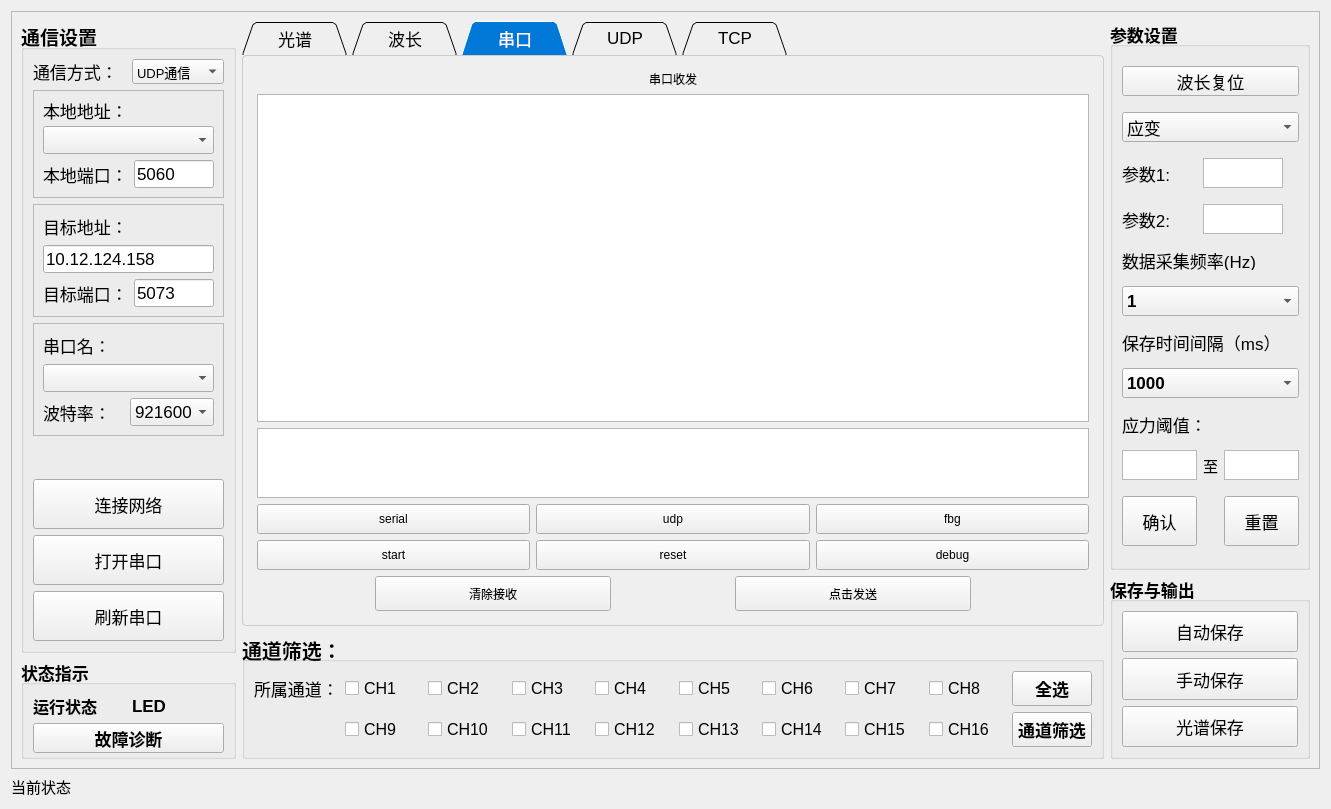
Before: the Qt Designer form ui/FOSD-Classic-QWidgets/apps/connection/views/connectwindow.ui in Swimers/FOSD, drawn with Qt 5.
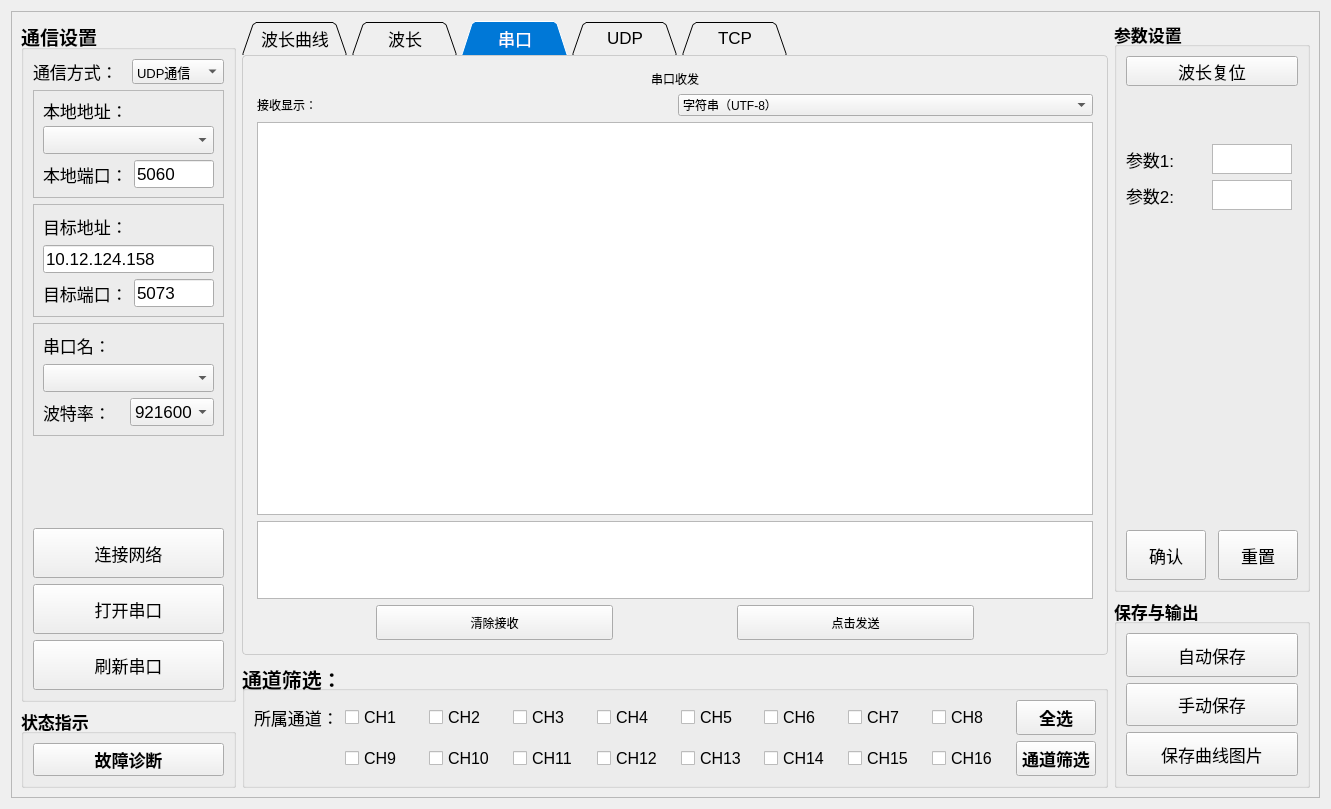
After: the same form once the commit is applied. Custom widgets are drawn as their Qt base class.

Commit message:
完善 Classic 业务链路、通信交互及接收日志
- 完成 16 通道 JCS、TCP 双角色、均值置零、INI 恢复及 HYY 解算启停，裁剪账户、Plate 和失效旧功能。
- 加入串口/UDP Hex 与 UTF-8 显示、10 组持久化快捷指令，串口发送统一追加 CRLF。
- 有效 UDP 包改为带时间戳的摘要，限制日志刷新频率和条数，每 60 秒清理接收显示，修复累计字段中文乱码。
- 补充界面、运行链路和编码回归验证；完整工作区 Release 17 项测试通过。

The edit to the form file:
```diff
--- a/ui/FOSD-Classic-QWidgets/apps/connection/views/connectwindow.ui
+++ b/ui/FOSD-Classic-QWidgets/apps/connection/views/connectwindow.ui
@@ -541,27 +541,6 @@
            <string>状态指示</string>
           </property>
           <layout class="QGridLayout" name="gridLayout_2">
-           <item row="1" column="1">
-            <widget class="QLabel" name="label_led">
-             <property name="text">
-              <string>LED</string>
-             </property>
-            </widget>
-           </item>
-           <item row="1" column="0">
-            <widget class="QLabel" name="label_4">
-             <property name="font">
-              <font>
-               <pointsize>12</pointsize>
-               <weight>75</weight>
-               <bold>true</bold>
-              </font>
-             </property>
-             <property name="text">
-              <string>运行状态</string>
-             </property>
-            </widget>
-           </item>
            <item row="2" column="0" colspan="2">
             <widget class="QPushButton" name="pbtn_Diagnosis">
              <property name="minimumSize">
@@ -626,7 +605,7 @@
           </property>
           <widget class="QWidget" name="tab_guangpu">
            <attribute name="title">
-            <string>光谱</string>
+                        <string>波长曲线</string>
            </attribute>
            <layout class="QGridLayout" name="gridLayout_9">
             <item row="0" column="0">
@@ -648,7 +627,7 @@
            <attribute name="title">
             <string>串口</string>
            </attribute>
-           <layout class="QVBoxLayout" name="verticalLayout_4" stretch="0,50,10,5,0">
+                      <layout class="QVBoxLayout" name="verticalLayout_4" stretch="0,0,50,10,0,0">
             <item>
              <widget class="QLabel" name="label_13">
               <property name="text">
@@ -660,7 +639,22 @@
              </widget>
             </item>
             <item>
-             <widget class="QPlainTextEdit" name="ptedit_SerialRec"/>
+                          <layout class="QHBoxLayout" name="serialDisplayModeLayout">
+                            <item><widget class="QLabel" name="label_SerialDisplayMode">
+                              <property name="text"><string>接收显示：</string></property>
+                            </widget></item>
+                            <item><widget class="QComboBox" name="cbox_SerialDisplayMode">
+                              <property name="toolTip"><string>切换已有接收数据的显示方式；字符串按 UTF-8 解码</string></property>
+                              <property name="currentIndex"><number>1</number></property>
+                              <item><property name="text"><string>Hex</string></property></item>
+                              <item><property name="text"><string>字符串（UTF-8）</string></property></item>
+                            </widget></item>
+                          </layout>
+                        </item>
+                        <item>
+                          <widget class="QPlainTextEdit" name="ptedit_SerialRec">
+                            <property name="readOnly"><bool>true</bool></property>
+                          </widget>
             </item>
             <item>
              <widget class="QPlainTextEdit" name="ptedit_SerialSend">
@@ -674,84 +668,6 @@
             </item>
             <item>
              <layout class="QGridLayout" name="gridLayout_PresetCmd">
-              <item row="0" column="0">
-               <widget class="QPushButton" name="pbtn_CmdSerial">
-                <property name="minimumSize">
-                 <size>
-                  <width>0</width>
-                  <height>30</height>
-                 </size>
-                </property>
-                <property name="text">
-                 <string>serial</string>
-                </property>
-               </widget>
-              </item>
-              <item row="0" column="1">
-               <widget class="QPushButton" name="pbtn_CmdUdp">
-                <property name="minimumSize">
-                 <size>
-                  <width>0</width>
-                  <height>30</height>
-                 </size>
-                </property>
-                <property name="text">
-                 <string>udp</string>
-                </property>
-               </widget>
-              </item>
-              <item row="0" column="2">
-               <widget class="QPushButton" name="pbtn_CmdFbg">
-                <property name="minimumSize">
-                 <size>
-                  <width>0</width>
-                  <height>30</height>
-                 </size>
-                </property>
-                <property name="text">
-                 <string>fbg</string>
-                </property>
-               </widget>
-              </item>
-              <item row="1" column="0">
-               <widget class="QPushButton" name="pbtn_CmdStart">
-                <property name="minimumSize">
-                 <size>
-                  <width>0</width>
-                  <height>30</height>
-                 </size>
-                </property>
-                <property name="text">
-                 <string>start</string>
-                </property>
-               </widget>
-              </item>
-              <item row="1" column="1">
-               <widget class="QPushButton" name="pbtn_CmdReset">
-                <property name="minimumSize">
-                 <size>
-                  <width>0</width>
-                  <height>30</height>
-                 </size>
-                </property>
-                <property name="text">
-                 <string>reset</string>
-                </property>
-               </widget>
-              </item>
-              <item row="1" column="2">
-               <widget class="QPushButton" name="pbtn_CmdDebug">
-                <property name="minimumSize">
-                 <size>
-                  <width>0</width>
-                  <height>30</height>
-                 </size>
-                </property>
-                <property name="text">
-                 <string>debug</string>
-                </property>
-               </widget>
-              </item>
              </layout>
             </item>
             <item>
@@ -1505,150 +1421,6 @@
              </property>
             </widget>
            </item>
-           <item row="8" column="0" colspan="3">
-            <widget class="QLabel" name="label_9">
-             <property name="maximumSize">
-              <size>
-               <width>16777215</width>
-               <height>20</height>
-              </size>
-             </property>
-             <property name="font">
-              <font>
-               <pointsize>13</pointsize>
-               <weight>50</weight>
-               <bold>false</bold>
-              </font>
-             </property>
-             <property name="text">
-              <string>应力阈值：</string>
-             </property>
-            </widget>
-           </item>
-           <item row="9" column="2">
-            <widget class="QTextEdit" name="textEdit_StrainTopPara">
-             <property name="maximumSize">
-              <size>
-               <width>16777215</width>
-               <height>30</height>
-              </size>
-             </property>
-             <property name="html">
-              <string>&lt;!DOCTYPE HTML PUBLIC &quot;-//W3C//DTD HTML 4.0//EN&quot; &quot;http://www.w3.org/TR/REC-html40/strict.dtd&quot;&gt;
-&lt;html&gt;&lt;head&gt;&lt;meta name=&quot;qrichtext&quot; content=&quot;1&quot; /&gt;&lt;style type=&quot;text/css&quot;&gt;
-p, li { white-space: pre-wrap; }
-&lt;/style&gt;&lt;/head&gt;&lt;body style=&quot; font-family:'SimSun'; font-size:13pt; font-weight:600; font-style:normal;&quot;&gt;
-&lt;p align=&quot;center&quot; style=&quot;-qt-paragraph-type:empty; margin-top:0px; margin-bottom:0px; margin-left:0px; margin-right:0px; -qt-block-indent:0; text-indent:0px;&quot;&gt;&lt;br /&gt;&lt;/p&gt;&lt;/body&gt;&lt;/html&gt;</string>
-             </property>
-            </widget>
-           </item>
-           <item row="4" column="0" colspan="3">
-            <widget class="QLabel" name="label_7">
-             <property name="maximumSize">
-              <size>
-               <width>16777215</width>
-               <height>20</height>
-              </size>
-             </property>
-             <property name="font">
-              <font>
-               <pointsize>13</pointsize>
-               <weight>50</weight>
-               <bold>false</bold>
-              </font>
-             </property>
-             <property name="text">
-              <string>数据采集频率(Hz)</string>
-             </property>
-            </widget>
-           </item>
-           <item row="9" column="0">
-            <widget class="QTextEdit" name="textEdit_StrainLowPara">
-             <property name="maximumSize">
-              <size>
-               <width>16777215</width>
-               <height>30</height>
-              </size>
-             </property>
-             <property name="html">
-              <string>&lt;!DOCTYPE HTML PUBLIC &quot;-//W3C//DTD HTML 4.0//EN&quot; &quot;http://www.w3.org/TR/REC-html40/strict.dtd&quot;&gt;
-&lt;html&gt;&lt;head&gt;&lt;meta name=&quot;qrichtext&quot; content=&quot;1&quot; /&gt;&lt;style type=&quot;text/css&quot;&gt;
-p, li { white-space: pre-wrap; }
-&lt;/style&gt;&lt;/head&gt;&lt;body style=&quot; font-family:'SimSun'; font-size:13pt; font-weight:600; font-style:normal;&quot;&gt;
-&lt;p align=&quot;center&quot; style=&quot;-qt-paragraph-type:empty; margin-top:0px; margin-bottom:0px; margin-left:0px; margin-right:0px; -qt-block-indent:0; text-indent:0px;&quot;&gt;&lt;br /&gt;&lt;/p&gt;&lt;/body&gt;&lt;/html&gt;</string>
-             </property>
-            </widget>
-           </item>
-           <item row="6" column="0" colspan="3">
-            <widget class="QLabel" name="label_8">
-             <property name="maximumSize">
-              <size>
-               <width>16777215</width>
-               <height>20</height>
-              </size>
-             </property>
-             <property name="font">
-              <font>
-               <pointsize>13</pointsize>
-               <weight>50</weight>
-               <bold>false</bold>
-              </font>
-             </property>
-             <property name="text">
-              <string>保存时间间隔（ms）</string>
-             </property>
-            </widget>
-           </item>
-           <item row="7" column="0" colspan="3">
-            <widget class="QComboBox" name="cbox_SaveCycle">
-             <property name="sizePolicy">
-              <sizepolicy hsizetype="Preferred" vsizetype="Preferred">
-               <horstretch>0</horstretch>
-               <verstretch>0</verstretch>
-              </sizepolicy>
-             </property>
-             <property name="maximumSize">
-              <size>
-               <width>16777215</width>
-               <height>30</height>
-              </size>
-             </property>
-             <item>
-              <property name="text">
-               <string>1000</string>
-              </property>
-             </item>
-             <item>
-              <property name="text">
-               <string>10</string>
-              </property>
-             </item>
-             <item>
-              <property name="text">
-               <string>100</string>
-              </property>
-             </item>
-             <item>
-              <property name="text">
-               <string>10000</string>
-              </property>
-             </item>
-            </widget>
-           </item>
-           <item row="9" column="1">
-            <widget class="QLabel" name="label_10">
-             <property name="font">
-              <font>
-               <pointsize>11</pointsize>
-               <weight>50</weight>
-               <bold>false</bold>
-              </font>
-             </property>
-             <property name="text">
-              <string>至</string>
-             </property>
-            </widget>
-           </item>
            <item row="2" column="0">
             <widget class="QLabel" name="label_5">
              <property name="font">
@@ -1679,65 +1451,6 @@
              </property>
             </widget>
            </item>
-           <item row="1" column="0" colspan="3">
-            <widget class="QComboBox" name="cbox_ModleSelect">
-             <property name="sizePolicy">
-              <sizepolicy hsizetype="Preferred" vsizetype="Preferred">
-               <horstretch>0</horstretch>
-               <verstretch>0</verstretch>
-              </sizepolicy>
-             </property>
-             <property name="maximumSize">
-              <size>
-               <width>16777215</width>
-               <height>30</height>
-              </size>
-             </property>
-             <property name="font">
-              <font>
-               <pointsize>13</pointsize>
-               <weight>50</weight>
-               <bold>false</bold>
-              </font>
-             </property>
-             <item>
-              <property name="text">
-               <string>应变</string>
-              </property>
-             </item>
-            </widget>
-           </item>
-           <item row="5" column="0" colspan="3">
-            <widget class="QComboBox" name="cbox_CampingFre">
-             <property name="sizePolicy">
-              <sizepolicy hsizetype="Preferred" vsizetype="Preferred">
-               <horstretch>0</horstretch>
-               <verstretch>0</verstretch>
-              </sizepolicy>
-             </property>
-             <property name="maximumSize">
-              <size>
-               <width>16777215</width>
-               <height>30</height>
-              </size>
-             </property>
-             <item>
-              <property name="text">
-               <string>1</string>
-              </property>
-             </item>
-             <item>
-              <property name="text">
-               <string>10</string>
-              </property>
-             </item>
-             <item>
-              <property name="text">
-               <string>100</string>
-              </property>
-             </item>
-            </widget>
-           </item>
            <item row="3" column="0">
             <widget class="QLabel" name="label_6">
              <property name="font">
@@ -1912,7 +1625,7 @@
               </font>
              </property>
              <property name="text">
-              <string>光谱保存</string>
+                            <string>保存曲线图片</string>
              </property>
             </widget>
            </item>
@@ -1926,45 +1639,6 @@
    </item>
    <item row="1" column="0">
     <layout class="QHBoxLayout" name="horizontalLayout_6">
-     <item>
-      <widget class="QLabel" name="label_20">
-       <property name="maximumSize">
-        <size>
-         <width>60</width>
-         <height>30</height>
-        </size>
-       </property>
-       <property name="font">
-        <font>
-         <pointsize>11</pointsize>
-        </font>
-       </property>
-       <property name="text">
-        <string>当前状态：</string>
-       </property>
-      </widget>
-     </item>
-     <item>
-      <widget class="QLabel" name="lab_State">
-       <property name="maximumSize">
-        <size>
-         <width>16777215</width>
-         <height>30</height>
-        </size>
-       </property>
-       <property name="font">
-        <font>
-         <pointsize>11</pointsize>
-        </font>
-       </property>
-       <property name="styleSheet">
-        <string notr="true">color: rgb(90, 150, 89);</string>
-       </property>
-       <property name="text">
-        <string/>
-       </property>
-      </widget>
-     </item>
     </layout>
    </item>
   </layout>
```
Left out of the diff: 36 changed lines with no effect on the pictures. Lines whose indentation alone changed are shown as unchanged. The commit also changes 128 other files.
